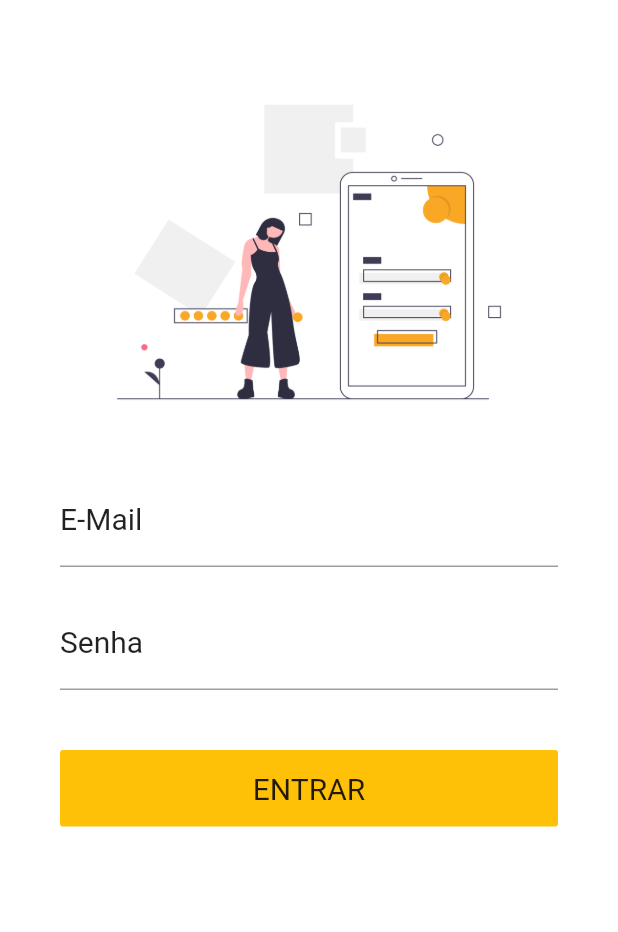
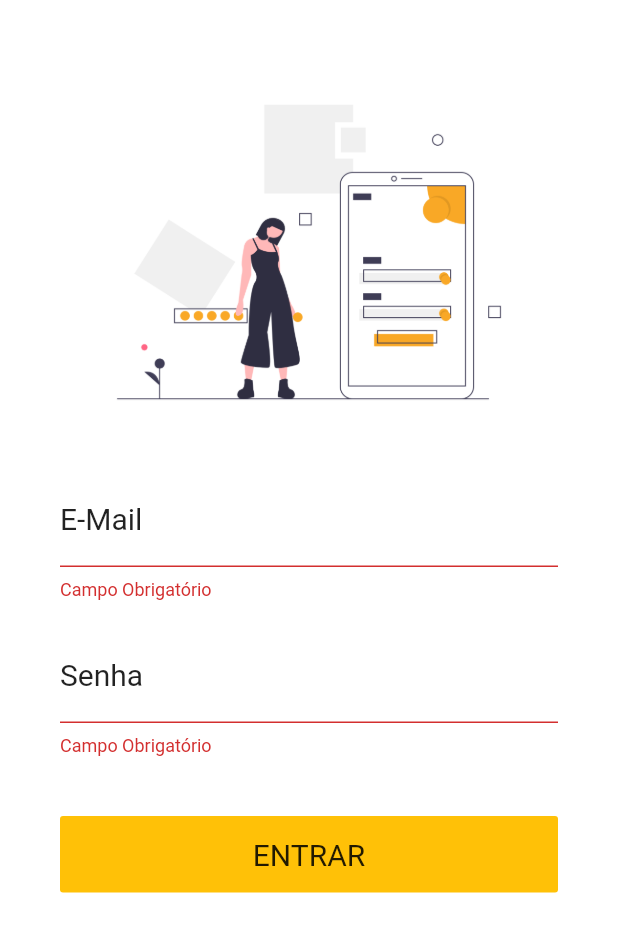
Before and after one commit to deolivtiago/improved_pancake, a Flutter app: the screen it shows after launch, after a tap on "ENTRAR", on a phone screen of 412 x 824 dp. Shown: the top 932 px of the screen. Run offline on Flutter 3.47's test engine with Material 2 defaults, Android fonts, the phone set to English and light mode, and no system bars.

```diff
--- a/lib/main.dart
+++ b/lib/main.dart
@@ -20,7 +20,33 @@ class App extends StatelessWidget {
   }
 }
 
-class LoginScreen extends StatelessWidget {
+class LoginScreen extends StatefulWidget {
+  @override
+  _LoginScreenState createState() => _LoginScreenState();
+}
+
+class _LoginScreenState extends State<LoginScreen> {
+  GlobalKey<FormState> _formKey = GlobalKey<FormState>();
+
+  var _emailCtrl = TextEditingController();
+  var _passCtrl = TextEditingController();
+
+  bool _isValid() {
+    if (_formKey.currentState.validate()) {
+      return true;
+    } else {
+      return false;
+    }
+  }
+
+  String _requiredFields(value) {
+    if (value.isEmpty) {
+      return 'Campo Obrigatório';
+    } else {
+      return null;
+    }
+  }
+
   @override
   Widget build(BuildContext context) {
     return Scaffold(
@@ -37,7 +63,13 @@ class LoginScreen extends StatelessWidget {
             SizedBox(
               height: 20,
             ),
+            Form(
+              key: _formKey,
+              child: Column(
+                children: [
                   TextFormField(
+                    controller: _emailCtrl,
+                    validator: _requiredFields,
                     keyboardType: TextInputType.emailAddress,
                     decoration: InputDecoration(
                       labelText: "E-Mail",
@@ -52,6 +84,8 @@ class LoginScreen extends StatelessWidget {
                     height: 20,
                   ),
                   TextFormField(
+                    controller: _passCtrl,
+                    validator: _requiredFields,
                     keyboardType: TextInputType.text,
                     obscureText: true,
                     decoration: InputDecoration(
@@ -66,7 +100,9 @@ class LoginScreen extends StatelessWidget {
                   SizedBox(
                     height: 40,
                   ),
-            FlatButton(
+                  SizedBox(
+                    width: double.infinity,
+                    child: FlatButton(
                       child: Text(
                         "ENTRAR",
                         style: TextStyle(
@@ -77,7 +113,11 @@ class LoginScreen extends StatelessWidget {
                       ),
                       color: Theme.of(context).accentColor,
                       padding: EdgeInsets.all(14),
-              onPressed: () {},
+                      onPressed: _isValid,
+                    ),
+                  ),
+                ],
+              ),
             ),
           ],
         ),
```
Also changed, not shown: 1 other file. Lines whose indentation alone changed are shown as unchanged.
